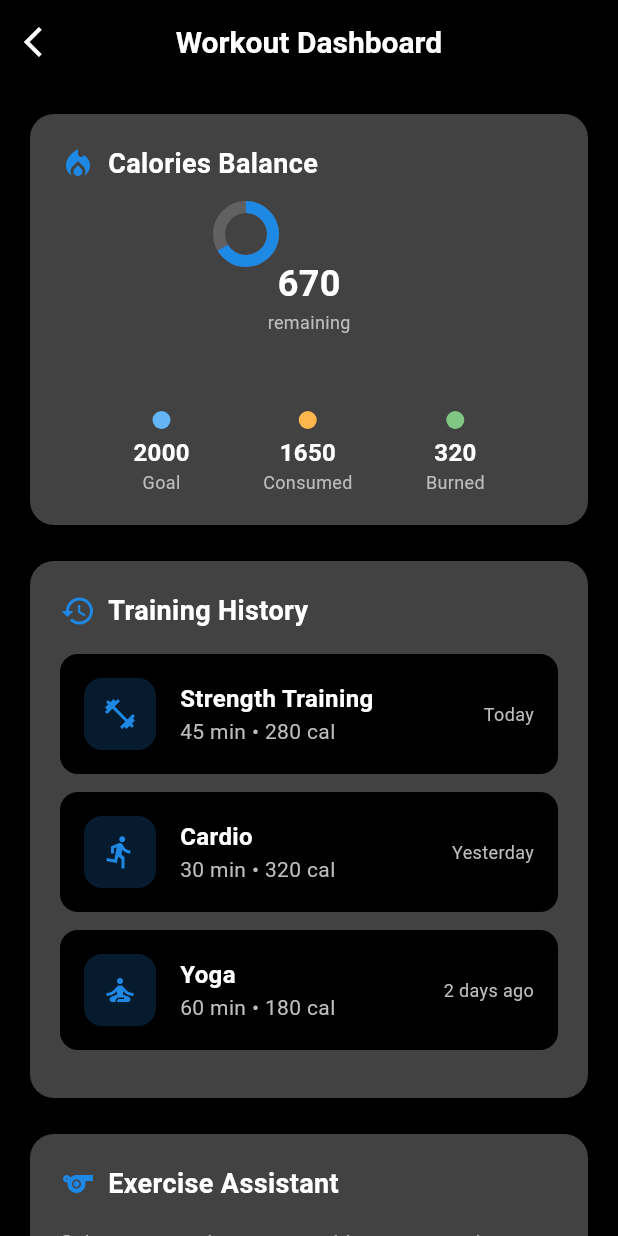
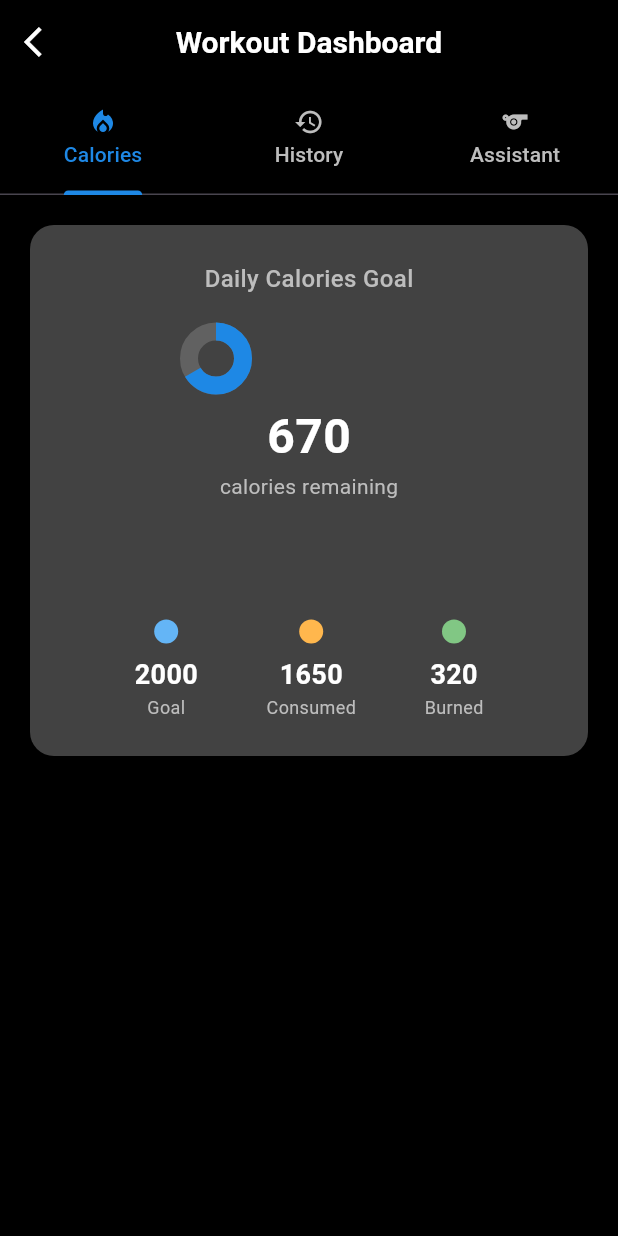
Before and after one commit to FitTrack-app/agentic-planner-mobile-app-dark-mode, a Flutter app: the WorkoutDashboard screen opened directly, on a phone screen of 412 x 824 dp. Run offline on Flutter 3.47's test engine with Material 3 defaults, Android fonts, the phone set to English and light mode, and no system bars.

Commit message:
navbar change

```diff
--- a/lib/screens/workout_dashboard.dart
+++ b/lib/screens/workout_dashboard.dart
@@ -16,7 +16,10 @@ class WorkoutDashboard extends StatefulWidget {
   _WorkoutDashboardState createState() => _WorkoutDashboardState();
 }
 
-class _WorkoutDashboardState extends State<WorkoutDashboard> {
+class _WorkoutDashboardState extends State<WorkoutDashboard>
+    with SingleTickerProviderStateMixin {
+  late TabController _tabController;
+
   // Static data for calories balance
   final int dailyCaloriesGoal = 2000;
   final int consumedCalories = 1650;
@@ -57,6 +60,18 @@ class _WorkoutDashboardState extends State<WorkoutDashboard> {
   ];
 
   @override
+  void initState() {
+    super.initState();
+    _tabController = TabController(length: 3, vsync: this);
+  }
+
+  @override
+  void dispose() {
+    _tabController.dispose();
+    super.dispose();
+  }
+
+  @override
   Widget build(BuildContext context) {
     return Scaffold(
       backgroundColor: AppTheme.backgroundColor,
@@ -76,70 +91,74 @@ class _WorkoutDashboardState extends State<WorkoutDashboard> {
           ),
         ),
         centerTitle: true,
+        bottom: TabBar(
+          controller: _tabController,
+          indicatorColor: AppTheme.primaryColor,
+          labelColor: AppTheme.primaryColor,
+          unselectedLabelColor: AppTheme.subtextColor,
+          tabs: const [
+            Tab(
+              icon: Icon(Icons.local_fire_department, size: 20),
+              text: 'Calories',
             ),
-      body: SingleChildScrollView(
-        padding: const EdgeInsets.all(20),
-        child: Column(
-          crossAxisAlignment: CrossAxisAlignment.start,
-          children: [
-            _buildCaloriesBalance(),
-            const SizedBox(height: 24),
-            _buildTrainingHistory(),
-            const SizedBox(height: 24),
-            _buildExerciseAssistant(),
+            Tab(icon: Icon(Icons.history, size: 20), text: 'History'),
+            Tab(icon: Icon(Icons.sports, size: 20), text: 'Assistant'),
           ],
         ),
+      ),
+      body: TabBarView(
+        controller: _tabController,
+        children: [
+          _buildCaloriesTab(),
+          _buildHistoryTab(),
+          _buildAssistantTab(),
+        ],
       ),
     );
   }
 
-  Widget _buildCaloriesBalance() {
+  Widget _buildCaloriesTab() {
     int netCalories = consumedCalories - burnedCalories;
     int remaining = dailyCaloriesGoal - netCalories;
     double progress = netCalories / dailyCaloriesGoal;
 
-    return Container(
+    return SingleChildScrollView(
       padding: const EdgeInsets.all(20),
+      child: Column(
+        children: [
+          Container(
+            width: double.infinity,
+            padding: const EdgeInsets.all(24),
             decoration: BoxDecoration(
               color: AppTheme.cardColor,
               borderRadius: BorderRadius.circular(16),
             ),
             child: Column(
-        crossAxisAlignment: CrossAxisAlignment.start,
               children: [
-          Row(
-            children: [
-              Icon(
-                Icons.local_fire_department,
-                color: AppTheme.primaryColor,
-                size: 24,
-              ),
-              const SizedBox(width: 8),
                 Text(
-                'Calories Balance',
+                  'Daily Calories Goal',
                   style: TextStyle(
-                  color: AppTheme.textColor,
-                  fontSize: 18,
-                  fontWeight: FontWeight.bold,
+                    color: AppTheme.subtextColor,
+                    fontSize: 16,
+                    fontWeight: FontWeight.w500,
                   ),
                 ),
-            ],
-          ),
-          const SizedBox(height: 16),
+                const SizedBox(height: 24),
 
                 // Progress circle
-          Center(
-            child: SizedBox(
-              width: 120,
-              height: 120,
+                SizedBox(
+                  width: 160,
+                  height: 160,
                   child: Stack(
                     children: [
                       CircularProgressIndicator(
                         value: progress.clamp(0.0, 1.0),
-                    strokeWidth: 8,
+                        strokeWidth: 12,
                         backgroundColor: Colors.grey[700],
                         valueColor: AlwaysStoppedAnimation<Color>(
-                      remaining > 0 ? AppTheme.primaryColor : Colors.red[400]!,
+                          remaining > 0
+                              ? AppTheme.primaryColor
+                              : Colors.red[400]!,
                         ),
                       ),
                       Center(
@@ -150,15 +169,15 @@ class _WorkoutDashboardState extends State<WorkoutDashboard> {
                               remaining > 0 ? remaining.toString() : '0',
                               style: TextStyle(
                                 color: AppTheme.textColor,
-                            fontSize: 24,
+                                fontSize: 32,
                                 fontWeight: FontWeight.bold,
                               ),
                             ),
                             Text(
-                          'remaining',
+                              'calories remaining',
                               style: TextStyle(
                                 color: AppTheme.subtextColor,
-                            fontSize: 12,
+                                fontSize: 14,
                               ),
                             ),
                           ],
@@ -167,174 +186,120 @@ class _WorkoutDashboardState extends State<WorkoutDashboard> {
                     ],
                   ),
                 ),
-          ),
 
-          const SizedBox(height: 16),
+                const SizedBox(height: 32),
 
                 // Calories breakdown
                 Row(
                   mainAxisAlignment: MainAxisAlignment.spaceEvenly,
                   children: [
-              _buildCalorieItem('Goal', dailyCaloriesGoal, Colors.blue[300]!),
+                    _buildCalorieItem(
+                      'Goal',
+                      dailyCaloriesGoal,
+                      Colors.blue[300]!,
+                    ),
                     _buildCalorieItem(
                       'Consumed',
                       consumedCalories,
                       Colors.orange[300]!,
                     ),
-              _buildCalorieItem('Burned', burnedCalories, Colors.green[300]!),
+                    _buildCalorieItem(
+                      'Burned',
+                      burnedCalories,
+                      Colors.green[300]!,
+                    ),
                   ],
+                ),
+              ],
+            ),
           ),
         ],
       ),
     );
   }
 
-  Widget _buildCalorieItem(String label, int value, Color color) {
-    return Column(
+  Widget _buildHistoryTab() {
+    return SingleChildScrollView(
+      padding: const EdgeInsets.all(20),
+      child: Column(
+        crossAxisAlignment: CrossAxisAlignment.start,
         children: [
-        Container(
-          width: 12,
-          height: 12,
-          decoration: BoxDecoration(color: color, shape: BoxShape.circle),
-        ),
-        const SizedBox(height: 4),
           Text(
-          value.toString(),
+            'Recent Workouts',
             style: TextStyle(
               color: AppTheme.textColor,
-            fontSize: 16,
-            fontWeight: FontWeight.w600,
+              fontSize: 24,
+              fontWeight: FontWeight.bold,
             ),
           ),
-        Text(
-          label,
-          style: TextStyle(color: AppTheme.subtextColor, fontSize: 12),
-        ),
-      ],
-    );
-  }
+          const SizedBox(height: 20),
 
-  Widget _buildTrainingHistory() {
-    return Container(
+          ...trainingHistory.map((session) => _buildHistoryItem(session)),
+
+          const SizedBox(height: 20),
+
+          Container(
+            width: double.infinity,
             padding: const EdgeInsets.all(20),
             decoration: BoxDecoration(
               color: AppTheme.cardColor,
               borderRadius: BorderRadius.circular(16),
             ),
             child: Column(
-        crossAxisAlignment: CrossAxisAlignment.start,
               children: [
-          Row(
-            children: [
-              Icon(Icons.history, color: AppTheme.primaryColor, size: 24),
-              const SizedBox(width: 8),
+                Icon(Icons.insights, color: AppTheme.primaryColor, size: 48),
+                const SizedBox(height: 16),
                 Text(
-                'Training History',
+                  'Weekly Summary',
                   style: TextStyle(
                     color: AppTheme.textColor,
                     fontSize: 18,
                     fontWeight: FontWeight.bold,
                   ),
                 ),
-            ],
-          ),
-          const SizedBox(height: 16),
-
-          ...trainingHistory.map((session) => _buildHistoryItem(session)),
-        ],
-      ),
-    );
-  }
-
-  Widget _buildHistoryItem(TrainingSession session) {
-    return Container(
-      margin: const EdgeInsets.only(bottom: 12),
-      padding: const EdgeInsets.all(16),
-      decoration: BoxDecoration(
-        color: AppTheme.backgroundColor,
-        borderRadius: BorderRadius.circular(12),
-      ),
-      child: Row(
-        children: [
-          Container(
-            width: 48,
-            height: 48,
-            decoration: BoxDecoration(
-              color: AppTheme.primaryColor.withOpacity(0.2),
-              borderRadius: BorderRadius.circular(12),
-            ),
-            child: Icon(session.icon, color: AppTheme.primaryColor, size: 24),
-          ),
-          const SizedBox(width: 16),
-          Expanded(
-            child: Column(
-              crossAxisAlignment: CrossAxisAlignment.start,
-              children: [
+                const SizedBox(height: 8),
                 Text(
-                  session.type,
-                  style: TextStyle(
-                    color: AppTheme.textColor,
-                    fontSize: 16,
-                    fontWeight: FontWeight.w600,
-                  ),
-                ),
-                Text(
-                  '${session.duration} • ${session.calories} cal',
+                  '3 workouts completed\n780 calories burned',
+                  textAlign: TextAlign.center,
                   style: TextStyle(color: AppTheme.subtextColor, fontSize: 14),
                 ),
               ],
             ),
-          ),
-          Text(
-            session.date,
-            style: TextStyle(color: AppTheme.subtextColor, fontSize: 12),
           ),
         ],
       ),
     );
   }
 
-  Widget _buildExerciseAssistant() {
-    return Container(
+  Widget _buildAssistantTab() {
+    return SingleChildScrollView(
       padding: const EdgeInsets.all(20),
-      decoration: BoxDecoration(
-        color: AppTheme.cardColor,
-        borderRadius: BorderRadius.circular(16),
-      ),
       child: Column(
         crossAxisAlignment: CrossAxisAlignment.start,
         children: [
-          Row(
-            children: [
-              Icon(Icons.sports, color: AppTheme.primaryColor, size: 24),
-              const SizedBox(width: 8),
           Text(
             'Exercise Assistant',
             style: TextStyle(
               color: AppTheme.textColor,
-                  fontSize: 18,
+              fontSize: 24,
               fontWeight: FontWeight.bold,
             ),
           ),
-            ],
-          ),
-          const SizedBox(height: 16),
-
+          const SizedBox(height: 8),
           Text(
             'Select an exercise to start with camera assistance:',
             style: TextStyle(color: AppTheme.subtextColor, fontSize: 14),
           ),
-
-          const SizedBox(height: 16),
+          const SizedBox(height: 24),
 
           GridView.builder(
             shrinkWrap: true,
             physics: const NeverScrollableScrollPhysics(),
             gridDelegate: const SliverGridDelegateWithFixedCrossAxisCount(
               crossAxisCount: 2,
-              crossAxisSpacing: 12,
-              mainAxisSpacing: 12,
-              childAspectRatio: 1.2,
+              crossAxisSpacing: 16,
+              mainAxisSpacing: 16,
+              childAspectRatio: 1.1,
             ),
             itemCount: exercises.length,
             itemBuilder: (context, index) {
@@ -346,14 +311,94 @@ class _WorkoutDashboardState extends State<WorkoutDashboard> {
     );
   }
 
+  Widget _buildCalorieItem(String label, int value, Color color) {
+    return Column(
+      children: [
+        Container(
+          width: 16,
+          height: 16,
+          decoration: BoxDecoration(color: color, shape: BoxShape.circle),
+        ),
+        const SizedBox(height: 8),
+        Text(
+          value.toString(),
+          style: TextStyle(
+            color: AppTheme.textColor,
+            fontSize: 18,
+            fontWeight: FontWeight.bold,
+          ),
+        ),
+        Text(
+          label,
+          style: TextStyle(color: AppTheme.subtextColor, fontSize: 12),
+        ),
+      ],
+    );
+  }
+
+  Widget _buildHistoryItem(TrainingSession session) {
+    return Container(
+      margin: const EdgeInsets.only(bottom: 16),
+      padding: const EdgeInsets.all(20),
+      decoration: BoxDecoration(
+        color: AppTheme.cardColor,
+        borderRadius: BorderRadius.circular(16),
+      ),
+      child: Row(
+        children: [
+          Container(
+            width: 56,
+            height: 56,
+            decoration: BoxDecoration(
+              color: AppTheme.primaryColor.withOpacity(0.2),
+              borderRadius: BorderRadius.circular(16),
+            ),
+            child: Icon(session.icon, color: AppTheme.primaryColor, size: 28),
+          ),
+          const SizedBox(width: 16),
+          Expanded(
+            child: Column(
+              crossAxisAlignment: CrossAxisAlignment.start,
+              children: [
+                Text(
+                  session.type,
+                  style: TextStyle(
+                    color: AppTheme.textColor,
+                    fontSize: 18,
+                    fontWeight: FontWeight.bold,
+                  ),
+                ),
+                const SizedBox(height: 4),
+                Text(
+                  '${session.duration} • ${session.calories} cal',
+                  style: TextStyle(color: AppTheme.subtextColor, fontSize: 14),
+                ),
+              ],
+            ),
+          ),
+          Column(
+            children: [
+              Text(
+                session.date,
+                style: TextStyle(color: AppTheme.subtextColor, fontSize: 12),
+              ),
+              const SizedBox(height: 4),
+              Icon(Icons.chevron_right, color: AppTheme.subtextColor, size: 20),
+            ],
+          ),
+        ],
+      ),
+    );
+  }
+
   Widget _buildExerciseCard(ExerciseType exercise) {
     return GestureDetector(
       onTap: () => _openCameraForExercise(exercise.name),
       child: Container(
-        padding: const EdgeInsets.all(16),
+        padding: const EdgeInsets.all(20),
         decoration: BoxDecoration(
-          color: AppTheme.backgroundColor,
-          borderRadius: BorderRadius.circular(12),
+          color: AppTheme.cardColor,
+          borderRadius: BorderRadius.circular(16),
           border: Border.all(
             color: AppTheme.primaryColor.withOpacity(0.3),
             width: 1,
@@ -362,8 +407,8 @@ class _WorkoutDashboardState extends State<WorkoutDashboard> {
         child: Column(
           mainAxisAlignment: MainAxisAlignment.center,
           children: [
-            Icon(exercise.icon, color: AppTheme.primaryColor, size: 32),
-            const SizedBox(height: 8),
+            Icon(exercise.icon, color: AppTheme.primaryColor, size: 40),
+            const SizedBox(height: 12),
             Text(
               exercise.name,
               style: TextStyle(
```
Lines whose indentation alone changed are shown as unchanged.
